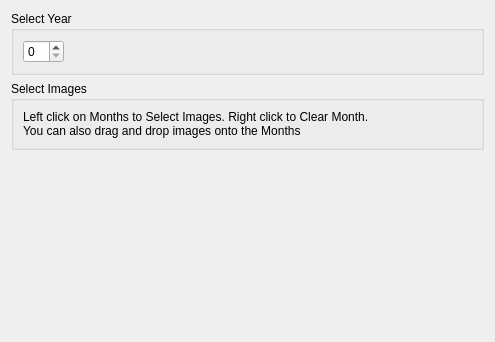
Old version of the form calendar/ui/calselect.ui in the repository KDE/kipi-plugins.
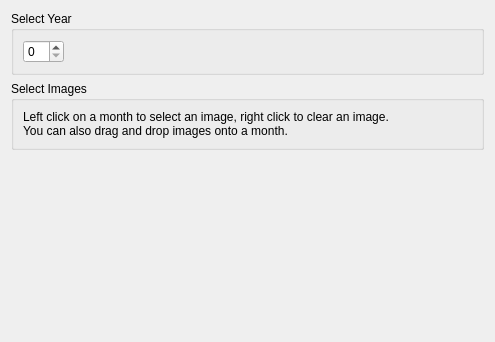
New version of the form.

```diff
--- a/calendar/ui/calselect.ui
+++ b/calendar/ui/calselect.ui
@@ -48,10 +48,10 @@
        <layout class="QGridLayout" name="monthBoxLayout" />
       </item>
       <item>
-       <widget class="QLabel" name="label" >
-        <property name="text" >
-         <string>Left click on Months to Select Images. Right click to Clear Month.
-You can also drag and drop images onto the Months</string>
+       <widget class="QLabel" name="label">
+        <property name="text">
+         <string>Left click on a month to select an image, right click to clear an image.
+You can also drag and drop images onto a month.</string>
         </property>
        </widget>
       </item>
```
Left out of the diff: 39 changed lines with no effect on the pictures.
